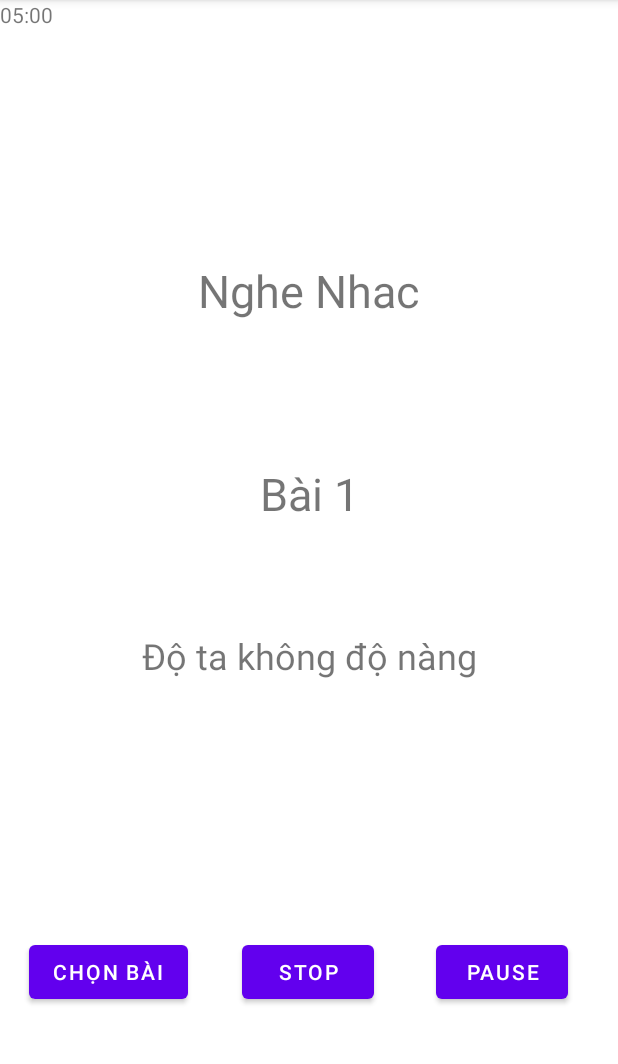
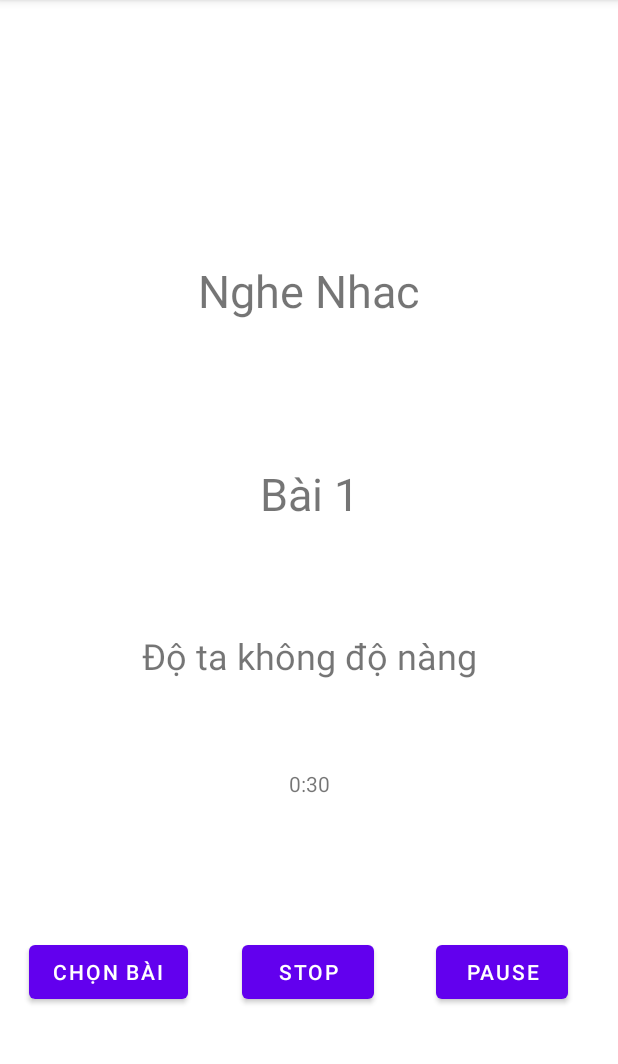
Before and after one commit to hieuthahn/KiemTraGIuaKi_AndroidNC, an Android app: the screen it shows after launch (MainActivity), after a tap on "PLAY", on a phone screen of 412 x 824 dp, the part 84-1148 px from its top. Run offline under Robolectric (Android 15) with nearby library versions, the phone set to English and light mode, and no system bars.

Commit message:
update song total time

```diff
--- a/app/src/main/java/com/hou/kiemtragk/MainActivity.java
+++ b/app/src/main/java/com/hou/kiemtragk/MainActivity.java
@@ -20,7 +20,7 @@ public class MainActivity extends AppCompatActivity {
 
     Button btnSelect, btnPause;
     static  Button btnPlay;
-    TextView txtNumber,txtName;
+    TextView txtNumber,txtName, txtTime;
     public static Song currentSong;
     public static MediaPlayer  mediaPlayer  = new MediaPlayer();;
     public  static List<Song> listSong = new ArrayList<>();
@@ -33,6 +33,20 @@ public class MainActivity extends AppCompatActivity {
         currentSong = listSong.get(0);
         setViews();
         setUp();
+
+        txtTime = findViewById(R.id.txtTime);
+    }
+
+    public String createTimerLabel (int duration) {
+        String timerLabel = "";
+        int min = duration / 1000 / 60;
+        int sec = duration / 1000 % 60;
+        timerLabel += min + ":";
+
+        if (sec < 10) timerLabel += "0";
+        timerLabel += sec;
+
+        return timerLabel;
     }
 
     private void setUp() {
@@ -63,12 +77,8 @@ public class MainActivity extends AppCompatActivity {
                     }
                     mediaPlayer.start();
                 }
-//                try {
-//                    mediaPlayer.prepare();
-
-//                } catch (IOException e) {
-//                    e.printStackTrace();
-//                }
+                String totTime = createTimerLabel(mediaPlayer.getDuration());
+                txtTime.setText(totTime);
 
             }
         });
--- a/app/src/main/res/layout/activity_main.xml
+++ b/app/src/main/res/layout/activity_main.xml
@@ -79,9 +79,12 @@
         android:id="@+id/txtTime"
         android:layout_width="wrap_content"
         android:layout_height="wrap_content"
-        android:text="05:00"
-        tools:layout_editor_absoluteX="176dp"
-        tools:layout_editor_absoluteY="481dp" />
+        android:text="00:00"
+        app:layout_constraintBottom_toBottomOf="parent"
+        app:layout_constraintEnd_toEndOf="parent"
+        app:layout_constraintStart_toStartOf="parent"
+        app:layout_constraintTop_toTopOf="parent"
+        app:layout_constraintVertical_bias="0.685" />
 
 
 </androidx.constraintlayout.widget.ConstraintLayout>
```
